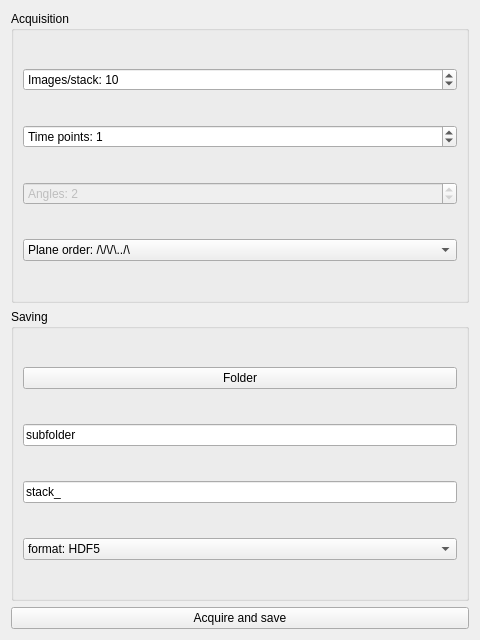
First picture: the form in microscope_control/gui/experiment.ui, repository nvladimus/daoSPIM, before the edit.
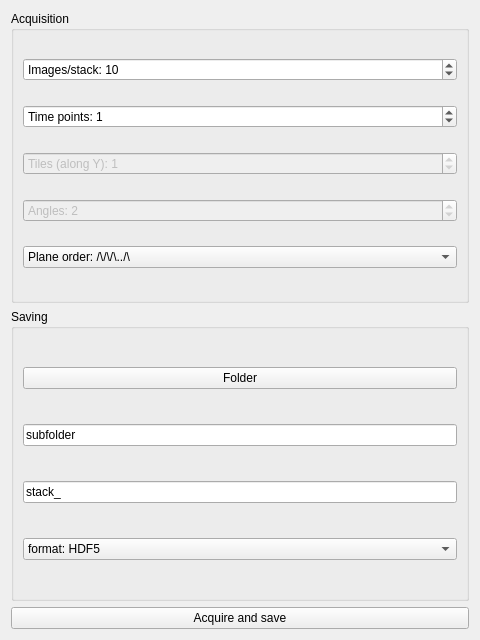
Second picture: the form after the edit.

Commit message: tiled scanning appears to work, more testing needed

The edit to the form file:
```diff
--- a/microscope_control/gui/experiment.ui
+++ b/microscope_control/gui/experiment.ui
@@ -20,29 +20,6 @@
       <string>Acquisition</string>
      </property>
      <layout class="QGridLayout" name="gridLayout">
-      <item row="2" column="0">
-       <widget class="QSpinBox" name="spinbox_nangles">
-        <property name="enabled">
-         <bool>false</bool>
-        </property>
-        <property name="prefix">
-         <string>Angles: </string>
-        </property>
-        <property name="value">
-         <number>2</number>
-        </property>
-       </widget>
-      </item>
-      <item row="1" column="0">
-       <widget class="QSpinBox" name="spinbox_n_timepoints">
-        <property name="prefix">
-         <string>Time points: </string>
-        </property>
-        <property name="value">
-         <number>1</number>
-        </property>
-       </widget>
-      </item>
       <item row="0" column="0">
        <widget class="QSpinBox" name="spinbox_frames_per_stack">
         <property name="prefix">
@@ -53,7 +30,17 @@
         </property>
        </widget>
       </item>
-      <item row="3" column="0">
+      <item row="1" column="0">
+       <widget class="QSpinBox" name="spinbox_n_timepoints">
+        <property name="prefix">
+         <string>Time points: </string>
+        </property>
+        <property name="value">
+         <number>1</number>
+        </property>
+       </widget>
+      </item>
+      <item row="4" column="0">
        <widget class="QComboBox" name="combo_plane_order">
         <item>
          <property name="text">
@@ -67,6 +54,32 @@
         </item>
        </widget>
       </item>
+      <item row="3" column="0">
+       <widget class="QSpinBox" name="spinbox_nangles">
+        <property name="enabled">
+         <bool>false</bool>
+        </property>
+        <property name="prefix">
+         <string>Angles: </string>
+        </property>
+        <property name="value">
+         <number>2</number>
+        </property>
+       </widget>
+      </item>
+      <item row="2" column="0">
+       <widget class="QSpinBox" name="spinbox_n_tiles">
+        <property name="enabled">
+         <bool>false</bool>
+        </property>
+        <property name="prefix">
+         <string>Tiles (along Y): </string>
+        </property>
+        <property name="value">
+         <number>1</number>
+        </property>
+       </widget>
+      </item>
      </layout>
     </widget>
    </item>
```
The commit also changes 2 other files.
